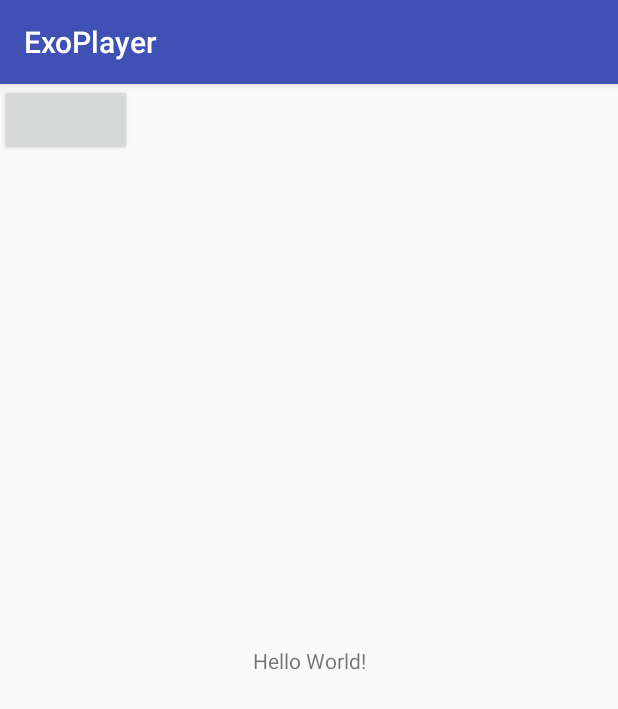
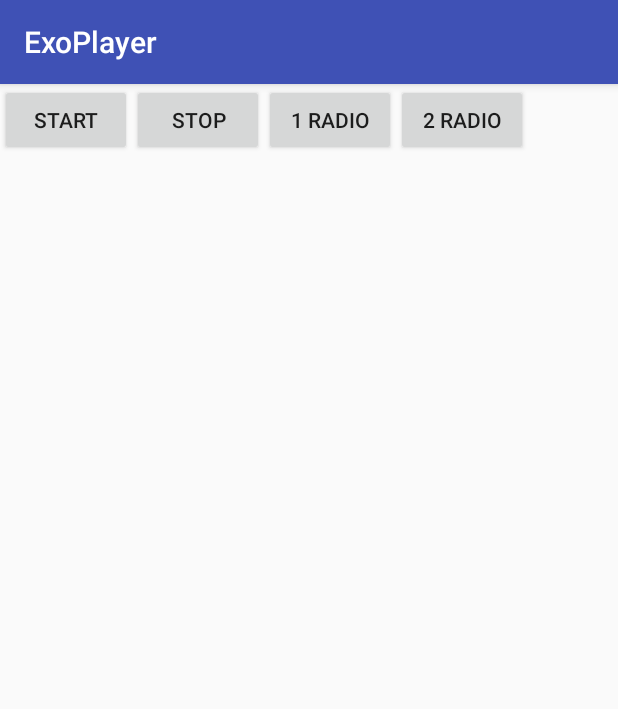
Before and after one commit to yagosupro/ExoPlayer, an Android app: the screen it shows after launch (MainActivity), on a phone screen of 412 x 824 dp. Shown: the top 709 px of the screen. Run offline under Robolectric (Android 15) with nearby library versions, the phone set to English and light mode, and no system bars.

Commit message:
work prototype
nice

```diff
--- a/app/build.gradle
+++ b/app/build.gradle
@@ -20,7 +20,7 @@ android {
 }
 
 dependencies {
-    compile fileTree(dir: 'libs', include: ['*.jar'])
+    compile fileTree(include: ['*.jar'], dir: 'libs')
     androidTestCompile('com.android.support.test.espresso:espresso-core:2.2.2', {
         exclude group: 'com.android.support', module: 'support-annotations'
     })
@@ -34,7 +34,7 @@ dependencies {
     // Library for load and show images
     compile 'com.squareup.picasso:picasso:2.5.2'
     // Library for playing audio
-    compile 'com.google.android.exoplayer:exoplayer:r1.5.3'
     compile 'com.yandex.android:mobmetricalib:2.51'
     compile 'com.android.support:cardview-v7:25+'
+    compile 'im.ene.toro2:toro-ext-exoplayer2:2.3.0'
 }
--- a/app/src/main/AndroidManifest.xml
+++ b/app/src/main/AndroidManifest.xml
@@ -10,6 +10,11 @@
         android:roundIcon="@mipmap/ic_launcher_round"
         android:supportsRtl="true"
         android:theme="@style/AppTheme">
+        <service
+        android:name=".RadioService"
+        android:exported="false"
+            android:process=":newproc"    >
+    </service>
         <activity android:name=".MainActivity">
             <intent-filter>
                 <action android:name="android.intent.action.MAIN" />
--- a/app/src/main/res/layout/activity_main.xml
+++ b/app/src/main/res/layout/activity_main.xml
@@ -1,5 +1,5 @@
 <?xml version="1.0" encoding="utf-8"?>
-<android.support.constraint.ConstraintLayout xmlns:android="http://schemas.android.com/apk/res/android"
+<android.support.v7.widget.LinearLayoutCompat xmlns:android="http://schemas.android.com/apk/res/android"
     xmlns:app="http://schemas.android.com/apk/res-auto"
     xmlns:tools="http://schemas.android.com/tools"
     android:layout_width="match_parent"
@@ -10,14 +10,25 @@
         android:layout_width="wrap_content"
         android:layout_height="wrap_content"
         android:id="@+id/button"
-        android:onClick="onclick"/>
-    <TextView
+        android:onClick="onclick"
+        android:text="Start"
+        />
+    <Button
         android:layout_width="wrap_content"
         android:layout_height="wrap_content"
-        android:text="Hello World!"
-        app:layout_constraintBottom_toBottomOf="parent"
-        app:layout_constraintLeft_toLeftOf="parent"
-        app:layout_constraintRight_toRightOf="parent"
-        app:layout_constraintTop_toTopOf="parent" />
-
-</android.support.constraint.ConstraintLayout>
+        android:id="@+id/buttonStop"
+        android:text="Stop"
+        android:onClick="onclickStop"/>
+    <Button
+        android:layout_width="wrap_content"
+        android:layout_height="wrap_content"
+        android:id="@+id/buttonOne"
+        android:text="1 radio"
+        android:onClick="onclickOne"/>
+    <Button
+        android:layout_width="wrap_content"
+        android:layout_height="wrap_content"
+        android:id="@+id/buttonTwo"
+        android:text="2 radio"
+        android:onClick="onclickTwo"/>
+</android.support.v7.widget.LinearLayoutCompat>
```
Also changed, not shown: app/src/main/java/com/example/bob_book/exoplayer/MainActivity.java (+24 -13 lines), app/src/main/java/com/example/bob_book/exoplayer/Player.java (deleted, +0 -69 lines), app/src/main/java/com/example/bob_book/exoplayer/RadioService.java (+79 -0 lines).
